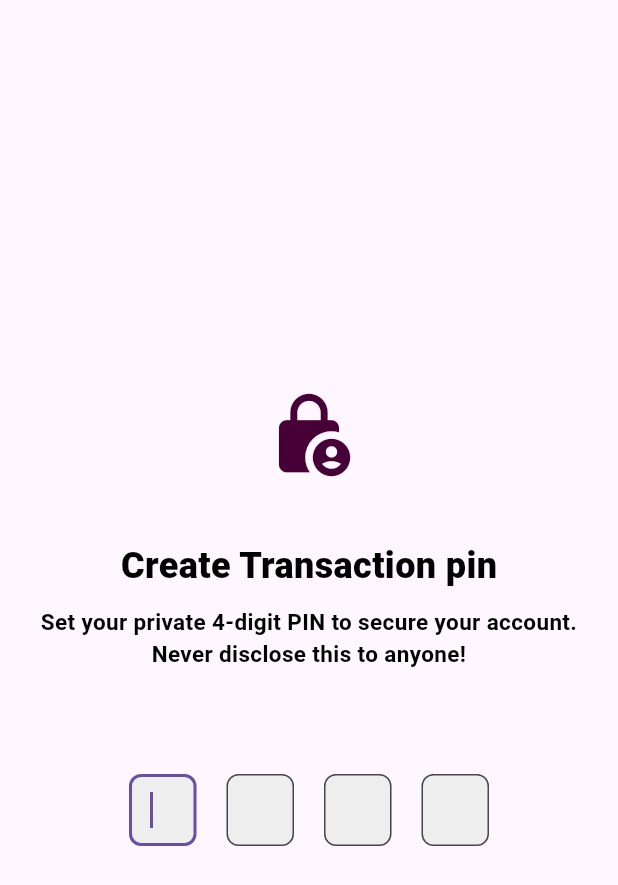
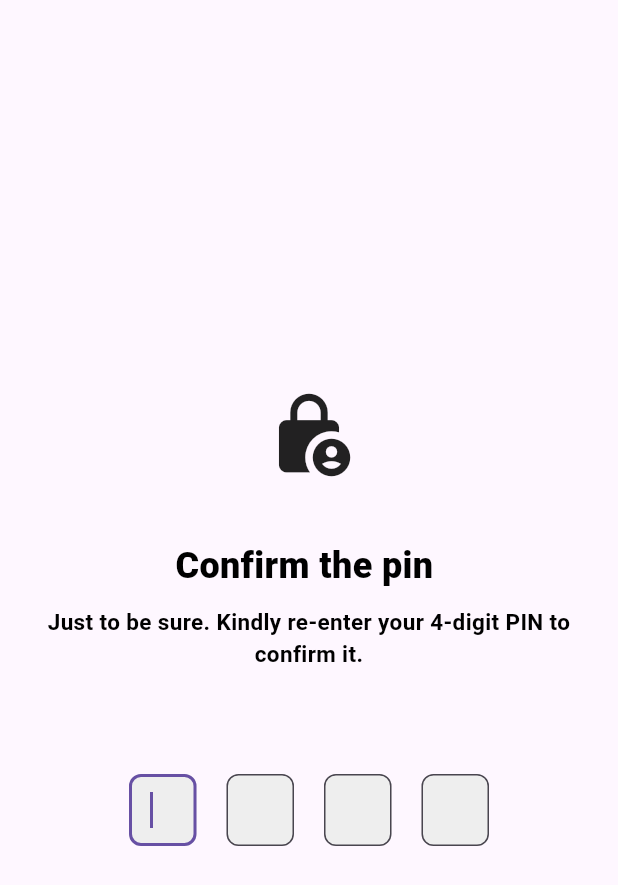
Before and after one commit to EverlastingBigFlo/flutter-connect-to-backend, a Flutter app: the screen it shows after launch, on a phone screen of 412 x 824 dp. Shown: the top 885 px of the screen. Run offline on Flutter 3.47's test engine with Material 3 defaults, Android fonts, the phone set to English and light mode, and no system bars; our stand-ins replace device_info_plus, dio, flutter_riverpod, shared_preferences; missing offline and left inert: universal_html.

Commit message:
25 Mar 2024, 15:21

```diff
--- a/lib/controllers/auth_controller.dart
+++ b/lib/controllers/auth_controller.dart
@@ -46,7 +46,7 @@ class AuthController {
     }
   }
 
- Future<Map> checkOtp(Map creds) async {
+  Future<Map> checkOtp(Map creds) async {
     try {
       Dio.Response response = await axios().post('/auth/checkotp', data: creds);
 
@@ -56,7 +56,7 @@ class AuthController {
     }
   }
 
-Future<Map> sendOtp(Map creds) async {
+  Future<Map> sendOtp(Map creds) async {
     try {
       Dio.Response response = await axios().post('/auth/sendotp', data: creds);
       return response.data;
@@ -65,19 +65,13 @@ Future<Map> sendOtp(Map creds) async {
     }
   }
 
-//   Future<Map> createTxPin(Map creds) async {
-
-//     try {
-//       Dio.Response response = await axios().post('/account/createtxpin', data: creds);
-//         print(response);
-//       // if (response.data['status'] != 'error') {
-//       //   // String token = response.data['token'];
-
-//       // }
-
-//       return response.data;
-//     } on Dio.DioException catch (e) {
-//       return {'status': 'error', 'message': e.error};
-//     }
-//   }
+  Future<Map> createTxPin(Map creds) async {
+    try {
+      Dio.Response response =
+          await axios().post('/account/createtxpin', data: creds);
+      return response.data;
+    } on Dio.DioException catch (e) {
+      return {'status': 'error', 'message': e.error};
+    }
+  }
 }
--- a/lib/main.dart
+++ b/lib/main.dart
@@ -1,6 +1,7 @@
 // import 'package:connectingtobackend/otp.dart';
 import 'package:connectingtobackend/pages/authentications/registration.dart';
 import 'package:connectingtobackend/pages/authentications/registration_pin.dart';
+import 'package:connectingtobackend/pages/confirm_pin.dart';
 import 'package:connectingtobackend/pages/create_pin.dart';
 import 'package:flutter/material.dart';
 import 'package:flutter_riverpod/flutter_riverpod.dart';
@@ -23,8 +24,8 @@ class MyApp extends StatelessWidget {
         'pininput': (context) => const PinInputScreen(),
         // '/': (context) => const CreatePassword(),
         'setpin': (context) => const CreatePassword(),
-        // 'confirmPin': (context) => const CreatePassword(),
-        '/': (context) => const CreatePassword(),
+        // 'confirmPin': (context) => const ConfirmPin(),
+        '/': (context) => const ConfirmPin(),
       },
     );
   }
--- /dev/null
+++ b/lib/pages/confirm_pin.dart
@@ -0,0 +1,179 @@
+import 'package:connectingtobackend/components/alerts/alert_info.dart';
+import 'package:connectingtobackend/components/alerts/alert_loading.dart';
+import 'package:connectingtobackend/controllers/auth_controller.dart';
+import 'package:connectingtobackend/pages/create_pin.dart';
+import 'package:connectingtobackend/service/state_provider.dart';
+import 'package:flutter_riverpod/flutter_riverpod.dart';
+import 'package:flutter/material.dart';
+
+class ConfirmPin extends StatefulWidget {
+  const ConfirmPin({super.key});
+
+  @override
+  State<ConfirmPin> createState() => _ConfirmPinState();
+}
+
+class _ConfirmPinState extends State<ConfirmPin> {
+  late TextEditingController controller1;
+  late TextEditingController controller2;
+  late TextEditingController controller3;
+  late TextEditingController controller4;
+
+  late FocusNode focusnode1;
+  late FocusNode focusnode2;
+  late FocusNode focusnode3;
+  late FocusNode focusnode4;
+  AlertLoading loading = AlertLoading();
+  AlertInfo info = AlertInfo();
+  var refs;
+  var pins;
+
+  @override
+  void initState() {
+    super.initState();
+    controller1 = TextEditingController();
+    controller2 = TextEditingController();
+    controller3 = TextEditingController();
+    controller4 = TextEditingController();
+    focusnode1 = FocusNode();
+    focusnode2 = FocusNode();
+    focusnode3 = FocusNode();
+    focusnode4 = FocusNode();
+
+    focusnode1.requestFocus();
+  }
+
+  @override
+  void dispose() {
+    super.dispose();
+    controller1.dispose();
+    controller2.dispose();
+    controller3.dispose();
+    controller4.dispose();
+    focusnode1.dispose();
+    focusnode2.dispose();
+    focusnode3.dispose();
+    focusnode4.dispose();
+  }
+
+  void submit() async {
+    final pin1 = refs.watch(txPinProvider);
+    final pin2 = controller1.text +
+        controller2.text +
+        controller3.text +
+        controller4.text;
+    if (pin2 != pin1['pin1']) {
+      info.message = 'Pin not match';
+      pin1['pin1'];
+      info.showAlertDialog(context);
+      return;
+    }
+    loading.showAlertDialog(context);
+    final response = await AuthController().createTxPin({'pin': pin2});
+    loading.closeDialog(context);
+    print(response);
+    if (response['status'] == 'error') {
+      info.message = response['message'];
+      info.showAlertDialog(context);
+    }
+
+    // Navigator.pushNamed(context, "logIn");
+  }
+
+  @override
+  Widget build(BuildContext context) {
+    ColorScheme colorScheme = Theme.of(context).colorScheme;
+
+    return Scaffold(
+      body: Center(
+        child: SafeArea(
+          child: Padding(
+              padding: const EdgeInsets.symmetric(vertical: 25, horizontal: 16),
+              child: Consumer(builder: (context, ref, _) {
+                pins = ref.watch(txPinProvider);
+                refs = ref;
+                return Column(
+                  mainAxisAlignment: MainAxisAlignment.center,
+                  children: [
+                    const Column(
+                      children: [
+                        Icon(
+                          Icons.lock_person,
+                          size: 60,
+                        ),
+                        SizedBox(
+                          height: 40,
+                        ),
+                        Column(
+                          mainAxisAlignment: MainAxisAlignment.center,
+                          children: [
+                            Text(
+                              "Confirm the pin ",
+                              style: TextStyle(
+                                fontSize: 24,
+                                fontWeight: FontWeight.w800,
+                                color: Colors.black,
+                              ),
+                            ),
+                            SizedBox(
+                              height: 10,
+                            ),
+                            Text(
+                              "Just to be sure. Kindly re-enter your 4-digit PIN to confirm it.",
+                              textAlign: TextAlign.center,
+                              style: TextStyle(
+                                  fontSize: 15,
+                                  color: Colors.black,
+                                  fontWeight: FontWeight.w600),
+                            ),
+                          ],
+                        ),
+                      ],
+                    ),
+                    const SizedBox(
+                      height: 70,
+                    ),
+                    Column(
+                      children: [
+                        Row(
+                          mainAxisAlignment: MainAxisAlignment.center,
+                          children: [
+                            PasswordInputBox(
+                                textController: controller1,
+                                focusnode: focusnode1,
+                                nextfocusnode: focusnode2),
+                            const SizedBox(
+                              width: 20,
+                            ),
+                            PasswordInputBox(
+                                textController: controller2,
+                                focusnode: focusnode2,
+                                nextfocusnode: focusnode3),
+                            const SizedBox(
+                              width: 20,
+                            ),
+                            PasswordInputBox(
+                                textController: controller3,
+                                focusnode: focusnode3,
+                                nextfocusnode: focusnode4),
+                            const SizedBox(
+                              width: 20,
+                            ),
+                            PasswordInputBox(
+                              textController: controller4,
+                              focusnode: focusnode4,
+                              func: submit,
+                              isLast: true,
+                            ),
+                          ],
+                        ),
+                      ],
+                    ),
+                  ],
+                );
+              })),
+        ),
+      ),
+    );
+  }
+}
```
